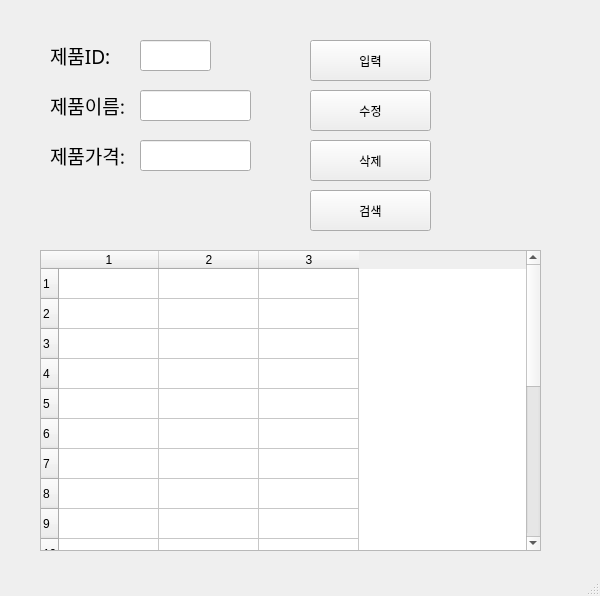
Above: ProductList3.ui from papasmf1/python251201 before the change. Below: the same form after it.
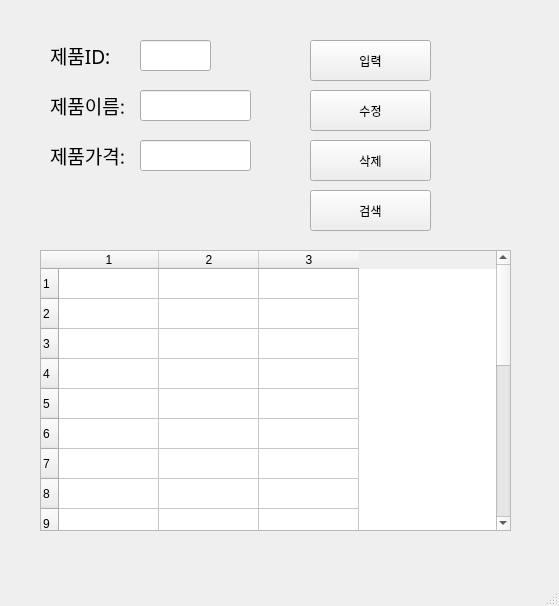
That is the form after the change.

```diff
--- a/ProductList3.ui
+++ b/ProductList3.ui
@@ -6,8 +6,8 @@
    <rect>
     <x>0</x>
     <y>0</y>
-    <width>600</width>
-    <height>596</height>
+    <width>559</width>
+    <height>606</height>
    </rect>
   </property>
   <property name="windowTitle">
@@ -158,8 +158,8 @@
      <rect>
       <x>40</x>
       <y>250</y>
-      <width>501</width>
-      <height>301</height>
+      <width>471</width>
+      <height>281</height>
      </rect>
     </property>
     <property name="rowCount">
```
Left out of the diff: 2 changed lines with no effect on the pictures.
